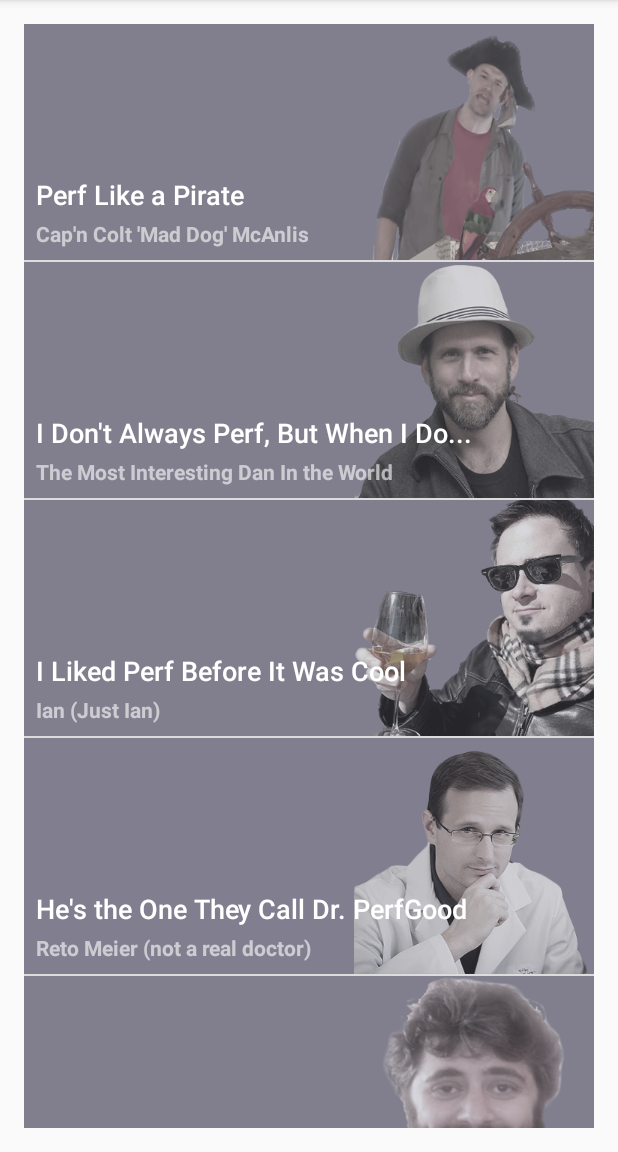
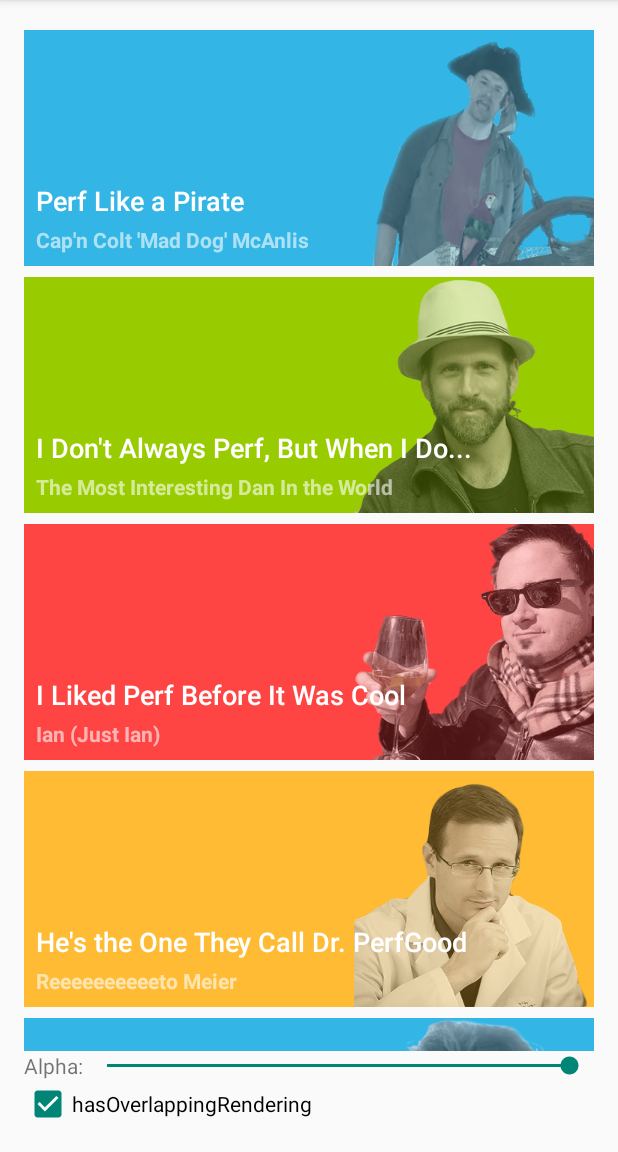
Before and after one commit to inl1ne/perfmatters, an Android app: the screen it shows after launch (Main), on a phone screen of 412 x 824 dp, the part 84-1236 px from its top. Run offline under Robolectric (Android 15) with nearby library versions, the phone set to English and light mode, and no system bars.

Commit message:
Controls for testing hasOverlappingRendering()

```diff
--- /dev/null
+++ b/app/src/main/java/com/example/android/perf/perfmatters/AlphaListView.java
@@ -0,0 +1,38 @@
+package com.example.android.perf.perfmatters;
+
+import android.content.Context;
+import android.util.AttributeSet;
+import android.widget.ListView;
+
+/**
+ * Created by ilewis on 11/11/14.
+ */
+public class AlphaListView extends ListView {
+    private boolean mOverlappingRendering = true;
+
+    public AlphaListView(Context context) {
+        super(context);
+    }
+
+    public AlphaListView(Context context, AttributeSet attrs) {
+        super(context, attrs);
+    }
+
+    public AlphaListView(Context context, AttributeSet attrs, int defStyleAttr) {
+        super(context, attrs, defStyleAttr);
+    }
+
+    public AlphaListView(Context context, AttributeSet attrs, int defStyleAttr, int defStyleRes) {
+        super(context, attrs, defStyleAttr, defStyleRes);
+    }
+
+    @Override
+    public boolean hasOverlappingRendering() {
+        return mOverlappingRendering;
+    }
+
+    public void setOverlappingRendering(boolean mOverlappingRendering) {
+        this.mOverlappingRendering = mOverlappingRendering;
+        invalidate();
+    }
+}
--- a/app/src/main/java/com/example/android/perf/perfmatters/Main.java
+++ b/app/src/main/java/com/example/android/perf/perfmatters/Main.java
@@ -4,7 +4,10 @@ import android.app.Activity;
 import android.os.Bundle;
 import android.view.Menu;
 import android.view.MenuItem;
+import android.widget.CheckBox;
+import android.widget.CompoundButton;
 import android.widget.ListView;
+import android.widget.SeekBar;
 
 
 public class Main extends Activity {
@@ -13,8 +16,36 @@ public class Main extends Activity {
     protected void onCreate(Bundle savedInstanceState) {
         super.onCreate(savedInstanceState);
         setContentView(R.layout.activity_main);
-        ListView list = (ListView) findViewById(R.id.list);
+        final AlphaListView list = (AlphaListView) findViewById(R.id.list);
         list.setAdapter(new MyAdapter(this));
+
+        SeekBar alpha = (SeekBar) findViewById(R.id.alpha_slider);
+        alpha.setOnSeekBarChangeListener(new SeekBar.OnSeekBarChangeListener() {
+            @Override
+            public void onProgressChanged(SeekBar seekBar, int progress, boolean fromUser) {
+                float a = ((float)progress) / 100.0f;
+                list.setAlpha(a);
+            }
+
+            @Override
+            public void onStartTrackingTouch(SeekBar seekBar) {
+
+            }
+
+            @Override
+            public void onStopTrackingTouch(SeekBar seekBar) {
+
+            }
+        });
+
+        CheckBox overlapping = (CheckBox) findViewById(R.id.overlapping);
+        overlapping.setChecked(list.hasOverlappingRendering());
+        overlapping.setOnCheckedChangeListener(new CompoundButton.OnCheckedChangeListener() {
+            @Override
+            public void onCheckedChanged(CompoundButton buttonView, boolean isChecked) {
+                list.setOverlappingRendering(isChecked);
+            }
+        });
     }
 
 
--- a/app/src/main/java/com/example/android/perf/perfmatters/MyAdapter.java
+++ b/app/src/main/java/com/example/android/perf/perfmatters/MyAdapter.java
@@ -32,7 +32,7 @@ public class MyAdapter extends BaseAdapter {
             new Item(R.drawable.colt, R.color.tint1, "Perf Like a Pirate", "Cap'n Colt 'Mad Dog' McAnlis"),
             new Item(R.drawable.dan, R.color.tint2, "I Don't Always Perf, But When I Do...", "The Most Interesting Dan In the World"),
             new Item(R.drawable.ian, R.color.tint3, "I Liked Perf Before It Was Cool", "Ian (Just Ian)"),
-            new Item(R.drawable.reto, R.color.tint4, "He's the One They Call Dr. PerfGood", "Reto Meier (not a real doctor)"),
+            new Item(R.drawable.reto, R.color.tint4, "He's the One They Call Dr. PerfGood", "Reeeeeeeeeeto Meier"),
             new Item(R.drawable.alex, R.color.tint1, "Perf Like This Guy!", "This Guy"),
     };
 
@@ -72,7 +72,7 @@ public class MyAdapter extends BaseAdapter {
         TextView speaker = (TextView) result.findViewById(R.id.speaker);
         View background = result.findViewById(R.id.background);
 
-        background.setBackgroundColor(item.tint);
+        background.setBackgroundColor(mContext.getResources().getColor(item.tint));
         image.setImageResource(item.image);
         title.setText(item.title);
         speaker.setText(item.speaker);
--- a/app/src/main/res/layout/activity_main.xml
+++ b/app/src/main/res/layout/activity_main.xml
@@ -8,12 +8,45 @@
     android:paddingBottom="@dimen/activity_vertical_margin"
     tools:context=".Main">
 
-    <ListView
+    <LinearLayout
+        android:id="@+id/alpha_panel"
+        android:layout_width="match_parent"
+        android:layout_height="wrap_content"
+        android:orientation="vertical"
+        android:layout_alignParentBottom="true">
+        <LinearLayout
+            android:layout_width="match_parent"
+            android:layout_height="wrap_content"
+            android:layout_alignParentBottom="true"
+            android:gravity="center_vertical">
+            <TextView
+                android:layout_width="wrap_content"
+                android:layout_height="wrap_content"
+                android:text="Alpha:"/>
+            <SeekBar
+                android:id="@+id/alpha_slider"
+                android:layout_width="match_parent"
+                android:layout_height="wrap_content"
+                android:max="100"
+                android:progress="100"/>
+        </LinearLayout>
+        <CheckBox
+            android:id="@+id/overlapping"
+            android:layout_width="match_parent"
+            android:layout_height="wrap_content"
+            android:text="hasOverlappingRendering"/>
+    </LinearLayout>
+
+    <com.example.android.perf.perfmatters.AlphaListView
         android:id="@+id/list"
         android:layout_width="match_parent"
         android:layout_height="match_parent"
+        android:headerDividersEnabled="false"
+        android:footerDividersEnabled="false"
+        android:divider="@android:color/white"
+        android:dividerHeight="0dp"
+        android:layout_above="@id/alpha_panel"
         >
 
-        </ListView>
-
+        </com.example.android.perf.perfmatters.AlphaListView>
 </RelativeLayout>
--- a/app/src/main/res/layout/item.xml
+++ b/app/src/main/res/layout/item.xml
@@ -1,10 +1,13 @@
 <?xml version="1.0" encoding="utf-8"?>
-
-<RelativeLayout  xmlns:android="http://schemas.android.com/apk/res/android"
+<FrameLayout xmlns:android="http://schemas.android.com/apk/res/android"
+    android:layout_width="match_parent"
+    android:layout_height="wrap_content"
+    android:paddingTop="4dp"
+    android:paddingBottom="4dp">
+<RelativeLayout
     android:id="@+id/background"
     android:layout_width="match_parent"
     android:layout_height="wrap_content"
-    android:layout_margin="8dp"
     android:paddingLeft="8dp"
     android:background="@color/tint1">
     <ImageView
@@ -38,3 +41,4 @@
         android:text="Perf Like a Pirate"/>
 
 </RelativeLayout>
+</FrameLayout>
```
Also changed, not shown: 2 other files.
